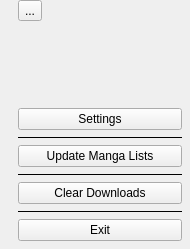
Before: the Qt Designer form widgets/menudialog.ui in Rain92/UltimateMangaReader, drawn with Qt 5.
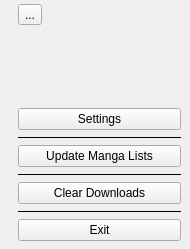
After: the same form once the commit is applied. Icons and pictures are not drawn.

What changed in the file:
```diff
--- a/widgets/menudialog.ui
+++ b/widgets/menudialog.ui
@@ -18,10 +18,10 @@
     <number>18</number>
    </property>
    <property name="topMargin">
-    <number>0</number>
+    <number>4</number>
    </property>
    <property name="rightMargin">
-    <number>8</number>
+    <number>9</number>
    </property>
    <property name="bottomMargin">
     <number>8</number>
```
